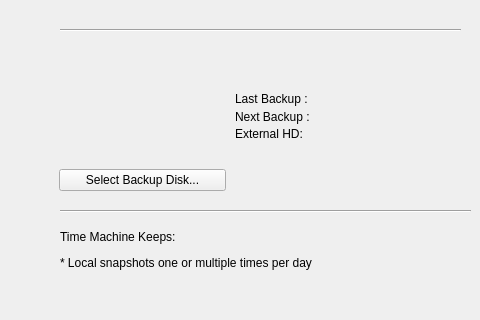
First picture: the form in src/gui.ui, repository GeovaneJefferson/timemachine, before the edit; both pictures show x 220 to 700 and y 0 to 320 of the 700 by 450 pixel window.
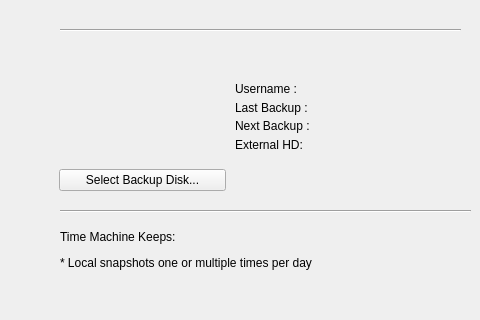
Second picture: the form after the edit. Icons and pictures are not drawn.

Diff of the .ui file:
```diff
--- a/src/gui.ui
+++ b/src/gui.ui
@@ -173,27 +173,11 @@
      </item>
     </layout>
    </widget>
-   <widget class="QLabel" name="label_last_backup">
-    <property name="geometry">
-     <rect>
-      <x>455</x>
-      <y>90</y>
-      <width>231</width>
-      <height>18</height>
-     </rect>
-    </property>
-    <property name="autoFillBackground">
-     <bool>false</bool>
-    </property>
-    <property name="text">
-     <string>&lt;html&gt;&lt;head/&gt;&lt;body&gt;&lt;p&gt;Last Backup  : &lt;/p&gt;&lt;/body&gt;&lt;/html&gt;</string>
-    </property>
-   </widget>
    <widget class="QLabel" name="set_external_name">
     <property name="geometry">
      <rect>
       <x>455</x>
-      <y>50</y>
+      <y>40</y>
       <width>229</width>
       <height>36</height>
      </rect>
@@ -205,37 +189,60 @@
      <string>&lt;html&gt;&lt;head/&gt;&lt;body&gt;&lt;p&gt;&lt;br/&gt;&lt;/p&gt;&lt;/body&gt;&lt;/html&gt;</string>
     </property>
    </widget>
-   <widget class="QLabel" name="label_next_backup">
+   <widget class="QWidget" name="">
     <property name="geometry">
      <rect>
       <x>455</x>
-      <y>108</y>
-      <width>221</width>
-      <height>18</height>
-     </rect>
-    </property>
-    <property name="autoFillBackground">
-     <bool>false</bool>
-    </property>
-    <property name="text">
-     <string>&lt;html&gt;&lt;head/&gt;&lt;body&gt;&lt;p&gt;Next Backup : &lt;/p&gt;&lt;/body&gt;&lt;/html&gt;</string>
-    </property>
-   </widget>
-   <widget class="QLabel" name="status_external">
-    <property name="geometry">
-     <rect>
-      <x>455</x>
-      <y>125</y>
+      <y>80</y>
       <width>231</width>
-      <height>18</height>
+      <height>74</height>
      </rect>
     </property>
-    <property name="autoFillBackground">
-     <bool>false</bool>
-    </property>
-    <property name="text">
-     <string>&lt;html&gt;&lt;head/&gt;&lt;body&gt;&lt;p&gt;External HD:&lt;/p&gt;&lt;/body&gt;&lt;/html&gt;</string>
-    </property>
+    <layout class="QVBoxLayout" name="verticalLayout_2">
+     <property name="spacing">
+      <number>0</number>
+     </property>
+     <item>
+      <widget class="QLabel" name="user_name_label">
+       <property name="autoFillBackground">
+        <bool>false</bool>
+       </property>
+       <property name="text">
+        <string>&lt;html&gt;&lt;head/&gt;&lt;body&gt;&lt;p&gt;Username : &lt;/p&gt;&lt;/body&gt;&lt;/html&gt;</string>
+       </property>
+      </widget>
+     </item>
+     <item>
+      <widget class="QLabel" name="label_last_backup">
+       <property name="autoFillBackground">
+        <bool>false</bool>
+       </property>
+       <property name="text">
+        <string>&lt;html&gt;&lt;head/&gt;&lt;body&gt;&lt;p&gt;Last Backup  : &lt;/p&gt;&lt;/body&gt;&lt;/html&gt;</string>
+       </property>
+      </widget>
+     </item>
+     <item>
+      <widget class="QLabel" name="label_next_backup">
+       <property name="autoFillBackground">
+        <bool>false</bool>
+       </property>
+       <property name="text">
+        <string>&lt;html&gt;&lt;head/&gt;&lt;body&gt;&lt;p&gt;Next Backup : &lt;/p&gt;&lt;/body&gt;&lt;/html&gt;</string>
+       </property>
+      </widget>
+     </item>
+     <item>
+      <widget class="QLabel" name="status_external">
+       <property name="autoFillBackground">
+        <bool>false</bool>
+       </property>
+       <property name="text">
+        <string>&lt;html&gt;&lt;head/&gt;&lt;body&gt;&lt;p&gt;External HD:&lt;/p&gt;&lt;/body&gt;&lt;/html&gt;</string>
+       </property>
+      </widget>
+     </item>
+    </layout>
    </widget>
   </widget>
   <widget class="QStatusBar" name="statusbar"/>
```
